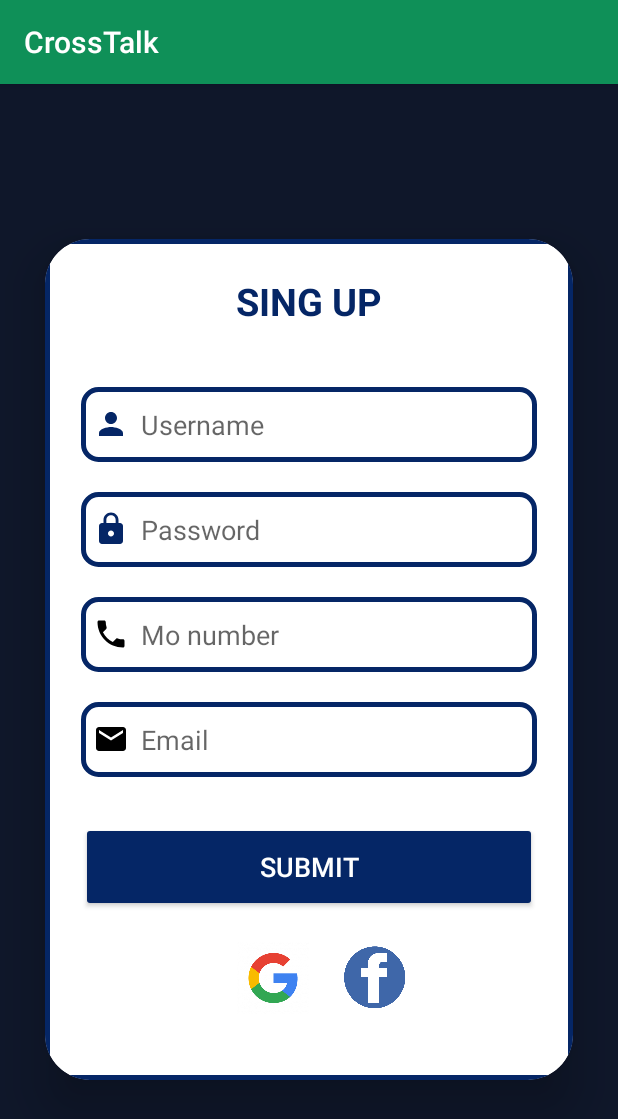
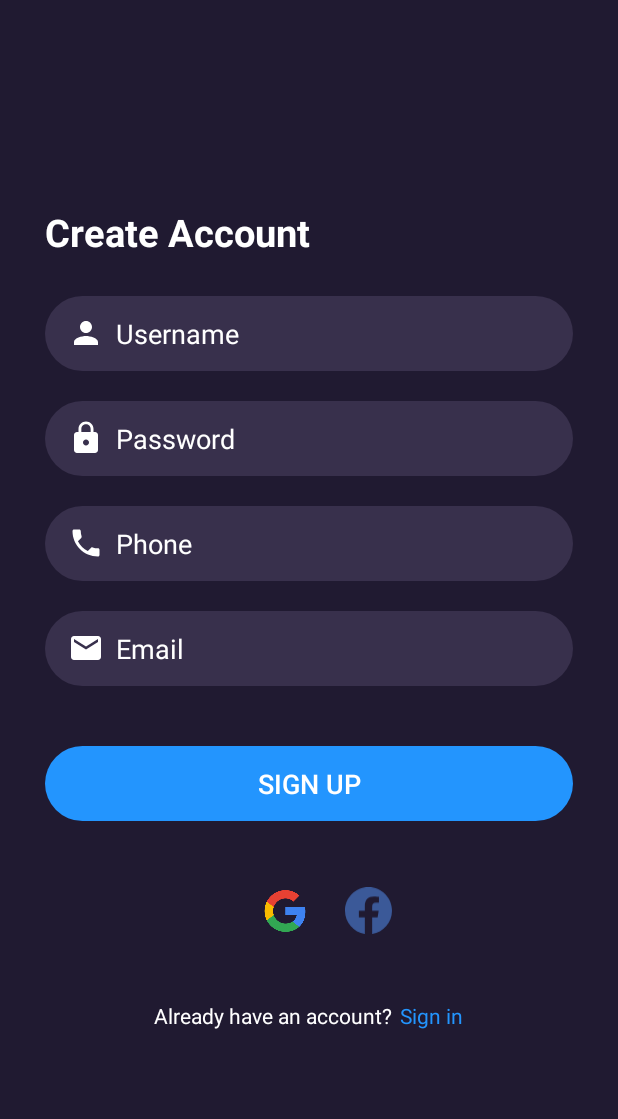
Before and after one commit to Atul457/ProHire-App, an Android app: the RegistrationActivity screen opened directly, with no data from a screen before it, on a phone screen of 412 x 824 dp. Shown: the top 1119 px of the screen. Run offline under Robolectric (Android 15) with nearby library versions, the light colour scheme and no system bars.

Commit message:
Update auth designs

```diff
--- a/app/src/main/java/com/example/crosstalk/RegistrationActivity.java
+++ b/app/src/main/java/com/example/crosstalk/RegistrationActivity.java
@@ -2,13 +2,41 @@ package com.example.crosstalk;
 
 import androidx.appcompat.app.AppCompatActivity;
 
+import android.content.Intent;
 import android.os.Bundle;
+import android.view.View;
+import android.widget.Button;
 
 public class RegistrationActivity extends AppCompatActivity {
 
+    // Vars
+
+    Button submitButton;
+    View signInText;
+
     @Override
     protected void onCreate(Bundle savedInstanceState) {
+
         super.onCreate(savedInstanceState);
         setContentView(R.layout.activity_registration);
+
+        // Initializations
+        submitButton =  findViewById(R.id.submitButton);
+        signInText = findViewById(R.id.signInText);
+
+        // Removing header
+        if(getSupportActionBar() != null) getSupportActionBar().hide();
+
+        // Listeners
+        signInText.setOnClickListener(new View.OnClickListener() {
+            @Override
+            public void onClick(View v) {
+                Intent intent = new Intent(RegistrationActivity.this, LoginActivity.class);
+                startActivity(intent);
+                finish();
+            }
+        });
+
     }
+
 }
--- a/app/src/main/res/drawable/baseline_email_24.xml
+++ b/app/src/main/res/drawable/baseline_email_24.xml
@@ -1,4 +1,4 @@
-<vector android:height="24dp" android:tint="#000000"
+<vector android:height="24dp" android:tint="@color/white"
     android:viewportHeight="24" android:viewportWidth="24"
     android:width="24dp" xmlns:android="http://schemas.android.com/apk/res/android">
     <path android:fillColor="@android:color/white" android:pathData="M20,4L4,4c-1.1,0 -1.99,0.9 -1.99,2L2,18c0,1.1 0.9,2 2,2h16c1.1,0 2,-0.9 2,-2L22,6c0,-1.1 -0.9,-2 -2,-2zM20,8l-8,5 -8,-5L4,6l8,5 8,-5v2z"/>
--- a/app/src/main/res/drawable/baseline_lock_24.xml
+++ b/app/src/main/res/drawable/baseline_lock_24.xml
@@ -1,6 +1,6 @@
 <vector
     android:height="24dp"
-    android:tint="@color/lightBlue"
+    android:tint="@color/white"
     android:viewportHeight="24"
     android:viewportWidth="24"
     android:width="24dp" xmlns:android="http://schemas.android.com/apk/res/android">
--- /dev/null
+++ b/app/src/main/res/drawable/button.xml
@@ -0,0 +1,6 @@
+<?xml version="1.0" encoding="utf-8"?>
+<shape
+    xmlns:android="http://schemas.android.com/apk/res/android"
+    android:shape="rectangle">
+    <corners android:radius="50dp"/>
+</shape>
--- /dev/null
+++ b/app/src/main/res/drawable/container.xml
@@ -0,0 +1,6 @@
+<?xml version="1.0" encoding="utf-8"?>
+<shape
+    xmlns:android="http://schemas.android.com/apk/res/android"
+    android:shape="rectangle">
+    <corners android:radius="5dp"/>
+</shape>
--- a/app/src/main/res/drawable/custom_edittext.xml
+++ b/app/src/main/res/drawable/custom_edittext.xml
@@ -2,6 +2,6 @@
     <shape
         xmlns:android="http://schemas.android.com/apk/res/android"
         android:shape="rectangle">
-        <stroke android:width="3dp" android:color="@color/lightBlue"/>
-        <corners android:radius="10dp"/>
+        <solid android:width="1dp" android:color="#38304C" />
+        <corners android:radius="50dp"/>
 </shape>
--- /dev/null
+++ b/app/src/main/res/drawable/facebook_icon.xml
@@ -0,0 +1,9 @@
+<vector xmlns:android="http://schemas.android.com/apk/res/android" xmlns:aapt="http://schemas.android.com/aapt"
+    android:viewportWidth="512"
+    android:viewportHeight="510"
+    android:width="512dp"
+    android:height="510dp">
+    <path
+        android:pathData="M512 256.557C512 384.323 418.261 490.243 295.893 509.464V331.053H355.392L366.72 257.24H295.893V209.347C295.893 189.144 305.792 169.475 337.493 169.475H369.685V106.627C369.685 106.627 340.459 101.635 312.533 101.635C254.208 101.635 216.107 136.984 216.107 200.963V257.219H151.275V331.032H216.107V509.443C93.76 490.2 0 384.301 0 256.557C0 115.181 114.624 0.557373 256 0.557373C397.376 0.557373 512 115.16 512 256.557Z"
+        android:fillColor="#3b5998 " />
+</vector>
--- a/app/src/main/res/drawable/local_phone.xml
+++ b/app/src/main/res/drawable/local_phone.xml
@@ -1,4 +1,4 @@
-<vector android:height="24dp" android:tint="#000000"
+<vector android:height="24dp"  android:tint="@color/white"
     android:viewportHeight="24" android:viewportWidth="24"
     android:width="24dp" xmlns:android="http://schemas.android.com/apk/res/android">
     <path android:fillColor="@android:color/white" android:pathData="M6.62,10.79c1.44,2.83 3.76,5.14 6.59,6.59l2.2,-2.2c0.27,-0.27 0.67,-0.36 1.02,-0.24 1.12,0.37 2.33,0.57 3.57,0.57 0.55,0 1,0.45 1,1V20c0,0.55 -0.45,1 -1,1 -9.39,0 -17,-7.61 -17,-17 0,-0.55 0.45,-1 1,-1h3.5c0.55,0 1,0.45 1,1 0,1.25 0.2,2.45 0.57,3.57 0.11,0.35 0.03,0.74 -0.25,1.02l-2.2,2.2z"/>
--- a/app/src/main/res/drawable/person.xml
+++ b/app/src/main/res/drawable/person.xml
@@ -1,6 +1,6 @@
 <vector
     android:height="24dp"
-    android:tint="@color/lightBlue"
+    android:tint="@color/white"
     android:viewportHeight="24" android:viewportWidth="24"
     android:width="24dp" xmlns:android="http://schemas.android.com/apk/res/android">
     <path android:fillColor="@android:color/white" android:pathData="M12,12c2.21,0 4,-1.79 4,-4s-1.79,-4 -4,-4 -4,1.79 -4,4 1.79,4 4,4zM12,14c-2.67,0 -8,1.34 -8,4v2h16v-2c0,-2.66 -5.33,-4 -8,-4z"/>
--- a/app/src/main/res/layout/activity_registration.xml
+++ b/app/src/main/res/layout/activity_registration.xml
@@ -3,52 +3,49 @@
     xmlns:app="http://schemas.android.com/apk/res-auto"
     android:layout_width="match_parent"
     android:layout_height="match_parent"
-    xmlns:tools="http://schemas.android.com/tools"
     android:orientation="vertical"
     android:gravity="center"
-    android:background="#0F172A"
+    android:background="#201A31"
+    xmlns:tools="http://schemas.android.com/tools"
     tools:context=".RegistrationActivity">
 
-    <androidx.cardview.widget.CardView
+    <ScrollView
         android:layout_width="match_parent"
-        android:layout_height="wrap_content"
-        android:layout_margin="30dp"
-        app:cardCornerRadius="30dp"
-        app:cardElevation="20dp"
-        android:background="@drawable/custom_edittext">
+        android:layout_height="match_parent"
+        android:padding="30dp">
 
         <LinearLayout
             android:layout_width="match_parent"
             android:layout_height="wrap_content"
             android:orientation="vertical"
-            android:layout_gravity="center_horizontal"
-            android:background="@drawable/custom_edittext"
-            android:padding="24dp">
+            android:layout_gravity="center_vertical"
+            android:background="@drawable/container">
 
             <TextView
-                android:layout_width="match_parent"
+                android:id="@+id/su_loginText"
+                android:layout_width="wrap_content"
                 android:layout_height="wrap_content"
-                android:text="SING UP"
-                android:id="@+id/su_loginText"
+                android:gravity="center_horizontal"
+                android:text="Create Account"
+                android:textAlignment="center"
+                android:textColor="@color/white"
                 android:textSize="25dp"
-                android:textAlignment="center"
-                android:textStyle="bold"
-                android:textColor="@color/lightBlue"
-                android:gravity="center_horizontal" />
+                android:textStyle="bold" />
 
             <EditText
+                android:id="@+id/su_login_username"
                 android:layout_width="match_parent"
                 android:layout_height="50dp"
-                android:id="@+id/su_login_username"
+                android:layout_marginTop="25dp"
                 android:background="@drawable/custom_edittext"
                 android:drawableLeft="@drawable/person"
                 android:drawablePadding="8dp"
+                android:textColorHint="@color/white"
                 android:hint="Username"
-                android:padding="8dp"
-                android:textColor="@color/black_shade_1"
-                android:textColorHighlight="@color/cardview_dark_background"
-                android:layout_marginTop="40dp"/>
-
+                android:paddingHorizontal="15dp"
+                android:paddingVertical="10dp"
+                android:textColor="@color/white"
+                android:textColorHighlight="@color/white" />
 
             <EditText
                 android:layout_width="match_parent"
@@ -57,79 +54,115 @@
                 android:background="@drawable/custom_edittext"
                 android:drawableLeft="@drawable/baseline_lock_24"
                 android:drawablePadding="8dp"
+                android:textColorHint="@color/white"
                 android:hint="Password"
-                android:padding="8dp"
+                android:paddingHorizontal="15dp"
+                android:paddingVertical="10dp"
                 android:inputType="textPassword"
-                android:textColor="@color/black_shade_1"
+                android:textColor="@color/white"
                 android:textColorHighlight="@color/cardview_dark_background"
                 android:layout_marginTop="20dp"/>
 
             <EditText
+                android:id="@+id/su_number"
                 android:layout_width="match_parent"
                 android:layout_height="50dp"
-                android:id="@+id/su_number"
+                android:textColorHint="@color/white"
+                android:layout_marginTop="20dp"
                 android:background="@drawable/custom_edittext"
                 android:drawableLeft="@drawable/local_phone"
                 android:drawablePadding="8dp"
-                android:padding="8dp"
+                android:hint="Phone"
                 android:inputType="number"
-                android:hint="Mo number"
-                android:textColor="@color/black_shade_1"
-                android:textColorHighlight="@color/cardview_dark_background"
-                android:layout_marginTop="20dp"/>
+                android:paddingHorizontal="15dp"
+                android:paddingVertical="10dp"
+                android:textColor="@color/white"
+                android:textColorHighlight="@color/cardview_dark_background" />
 
             <EditText
                 android:layout_width="match_parent"
                 android:layout_height="50dp"
+                android:textColorHint="@color/white"
                 android:id="@+id/su_email"
                 android:background="@drawable/custom_edittext"
                 android:drawableLeft="@drawable/baseline_email_24"
                 android:drawablePadding="8dp"
-                android:padding="8dp"
+                android:paddingHorizontal="15dp"
+                android:paddingVertical="10dp"
                 android:inputType="textEmailAddress"
                 android:hint="Email"
-                android:textColor="@color/black_shade_1"
+                android:textColor="@color/white"
                 android:textColorHighlight="@color/cardview_dark_background"
                 android:layout_marginTop="20dp"/>
 
-
             <Button
                 android:layout_width="match_parent"
-                android:layout_height="60dp"
-                android:id="@+id/su_loginButton"
-                android:text="Submit"
+                android:layout_height="50dp"
+                android:id="@+id/submitButton"
+                android:text="Sign up"
                 android:textSize="18dp"
                 android:textColor="@color/white"
-                android:layout_marginTop="30dp"
+                android:layout_marginTop="40dp"
+                android:layout_marginBottom="20dp"
+                android:background="@drawable/button"
                 android:backgroundTint="@color/lightBlue"
                 app:cornerRadius = "20dp"/>
 
             <LinearLayout
-                android:layout_width="match_parent"
+                android:layout_width="wrap_content"
                 android:layout_height="wrap_content"
-                android:layout_alignParentBottom="true"
-                android:gravity="center">
+                android:layout_gravity="center">
 
                 <ImageView
-                    android:layout_width="48dp"
-                    android:layout_height="48dp"
+                    android:layout_width="40dp"
+                    android:layout_height="40dp"
                     android:id="@+id/su_google"
                     android:src="@drawable/google"
                     android:layout_gravity="center"
                     android:layout_margin="20dp"/>
+
                 <ImageView
-                    android:layout_width="48dp"
-                    android:layout_height="48dp"
-                    android:id="@+id/su_facebook"
-                    android:src="@drawable/facebook"
+                    android:layout_width="31dp"
+                    android:layout_height="31dp"
+                    android:id="@+id/si_facebook"
+                    android:src="@drawable/facebook_icon"
                     android:layout_gravity="center"/>
+
+            </LinearLayout>
+
+            <LinearLayout
+                android:layout_width="wrap_content"
+                android:layout_height="wrap_content"
+                android:orientation="horizontal"
+                android:layout_marginTop="20dp"
+                android:layout_gravity="center_horizontal">
+
+                <TextView
+                    android:layout_width="wrap_content"
+                    android:layout_height="wrap_content"
+                    android:gravity="center_horizontal"
+                    android:text="Already have an account? "
+                    android:textAlignment="center"
+                    android:textColor="@color/white"
+                    android:textSize="14sp" />
+
+                <TextView
+                    android:layout_width="wrap_content"
+                    android:layout_height="wrap_content"
+                    android:text="Sign in"
+                    android:textSize="14sp"
+                    android:textAlignment="center"
+                    android:id="@+id/signInText"
+                    android:layout_marginLeft="2dp"
+                    android:textFontWeight="700"
+                    android:textColor="@color/lightPrimaryColor"
+                    android:gravity="center_horizontal"
+                    app:cornerRadius = "40dp"/>
 
             </LinearLayout>
 
         </LinearLayout>
 
-    </androidx.cardview.widget.CardView>
-
-
+    </ScrollView>
 
 </LinearLayout>
--- a/app/src/main/res/layout/activity_splash.xml
+++ b/app/src/main/res/layout/activity_splash.xml
@@ -4,7 +4,7 @@
     android:layout_width="match_parent"
     android:layout_height="match_parent"
     tools:context=".SplashActivity"
-    android:background="#0F172A"
+    android:background="#201A31"
     android:orientation="vertical"
     android:gravity="center">
 
--- a/app/src/main/res/values/colors.xml
+++ b/app/src/main/res/values/colors.xml
@@ -5,11 +5,9 @@
     <color name="colorAccent">#03DAC5</color>
 
     <color name="black_shade_1">#292036</color>
-    <color name="lightPrimaryColor">#1c2e58</color>
-    <color name="yellow">#ffa500</color>
-   <color name="sky">#DDE5EC</color>
+    <color name="lightPrimaryColor">#2395FE</color>
     <color name="white">#fff</color>
-    <color name="lightBlue">#052666</color>
+    <color name="lightBlue">#2395FE</color>
 
 
 </resources>
```
Also changed, not shown: app/src/main/java/com/example/crosstalk/LoginActivity.java (+14 -13 lines), app/src/main/res/layout/activity_login.xml (+63 -37 lines), app/src/main/res/drawable/auth_page_vector.png (added).
